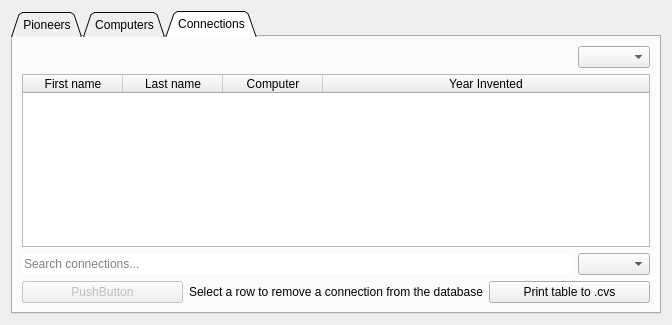
This is hoopergui/search_widget.ui in VLN1-15-30/fall-project as Qt 5 draws it before an edit. The edited form follows.
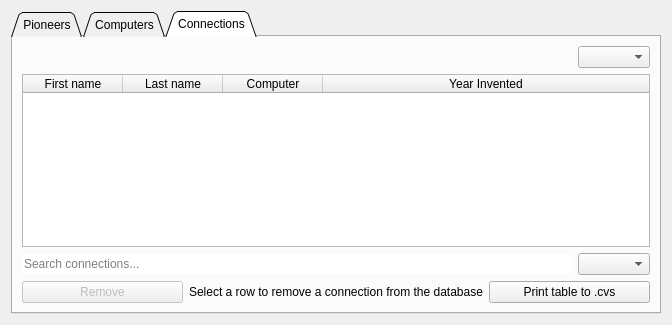
This is the edited form.

Patch:
```diff
--- a/hoopergui/search_widget.ui
+++ b/hoopergui/search_widget.ui
@@ -279,7 +279,7 @@
             <bool>false</bool>
            </property>
            <property name="text">
-            <string>PushButton</string>
+            <string>Remove</string>
            </property>
           </widget>
          </item>
```
